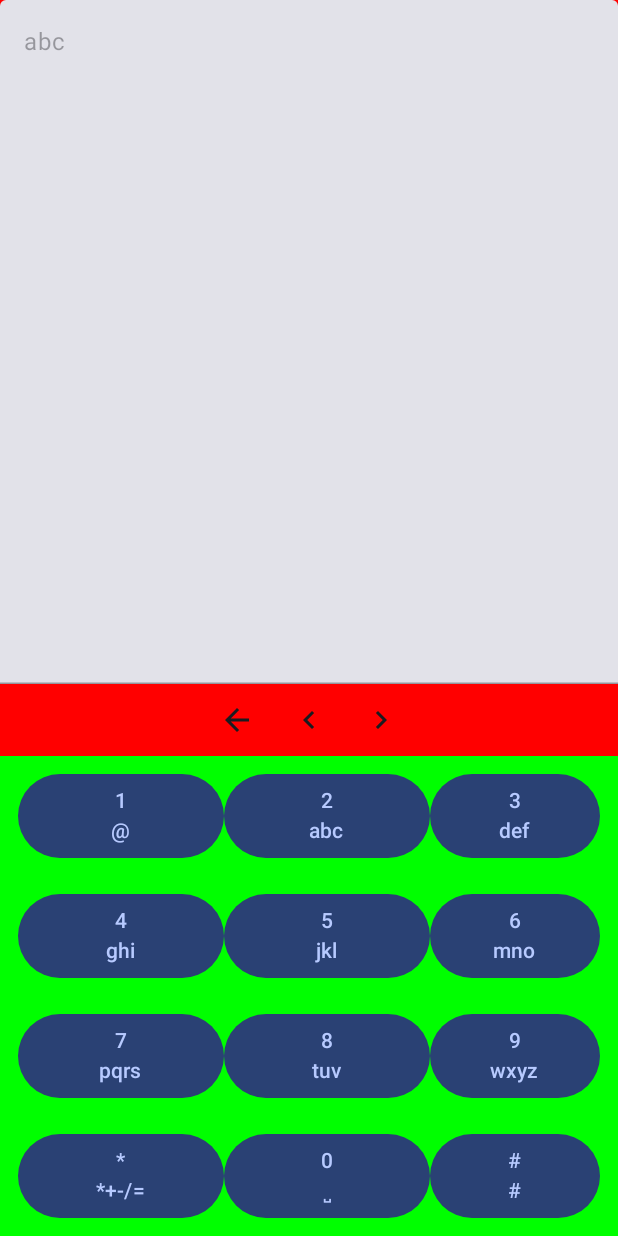
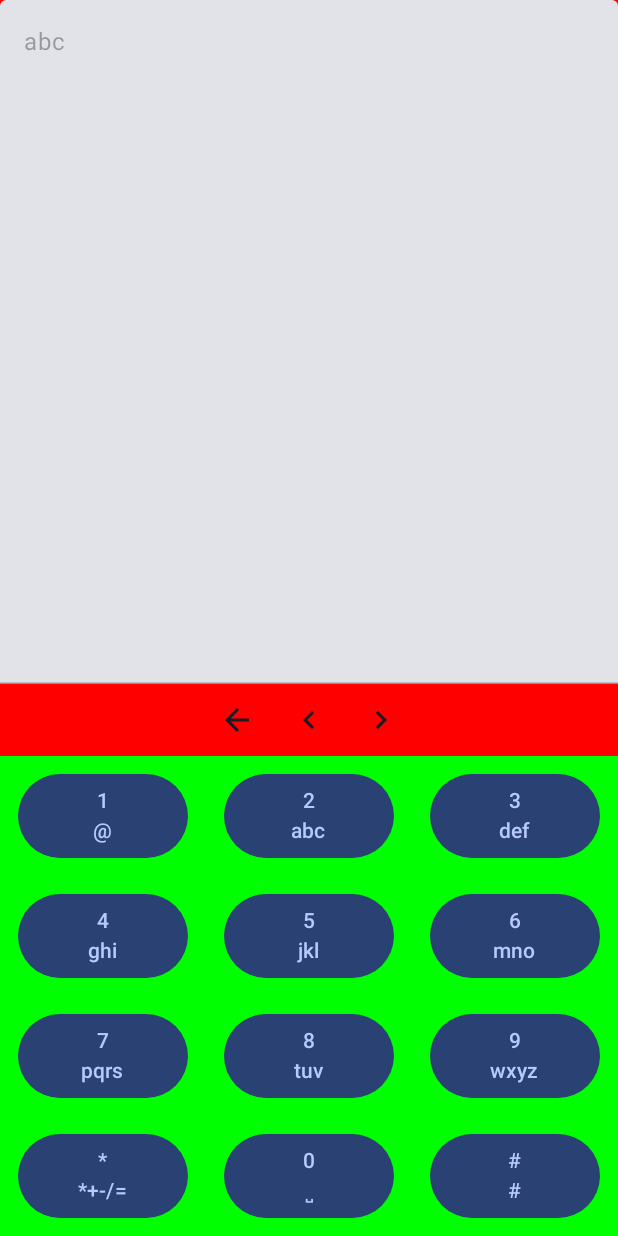
Before and after one commit to MatLeg25/RetroKeyboard, an Android app built with Jetpack Compose: the screen it shows after launch (MainActivity), on a phone screen of 412 x 824 dp. Run offline under Robolectric (Android 15) with nearby library versions, the phone set to English and light mode, and no system bars.

Commit message:
update keypad paddings

```diff
--- a/app/src/main/java/com/example/retrokeyboard/components/CustomKeyboard.kt
+++ b/app/src/main/java/com/example/retrokeyboard/components/CustomKeyboard.kt
@@ -34,6 +34,7 @@ import androidx.compose.ui.res.stringResource
 import androidx.compose.ui.text.capitalize
 import androidx.compose.ui.text.intl.Locale
 import androidx.compose.ui.unit.dp
+import androidx.compose.ui.unit.times
 import com.example.retrokeyboard.Config
 import com.example.retrokeyboard.KeyboardContract
 import com.example.retrokeyboard.R
@@ -48,7 +49,7 @@ fun CustomKeyboard(
 ) {
     val configuration = LocalConfiguration.current
     val screenWidthDp = configuration.screenWidthDp.dp
-    val keyWidthDp = screenWidthDp / 3
+    val keyWidthDp = (screenWidthDp / 3)
 
     var text by remember { mutableStateOf("") }
     var selectedChar: Char? by remember { mutableStateOf(null) }
@@ -79,7 +80,9 @@ fun CustomKeyboard(
     }
 
     Box(
-        modifier = modifier.fillMaxSize().background(Color.Red),
+        modifier = modifier
+            .fillMaxSize()
+            .background(Color.Red),
         contentAlignment = Alignment.BottomEnd
     ) {
         Column(verticalArrangement = Arrangement.SpaceBetween) {
@@ -88,8 +91,11 @@ fun CustomKeyboard(
                 onValueChange = { text = it },
                 label = { Text(label) },
                 enabled = false,
-                modifier = Modifier.fillMaxWidth().weight(1f)
+                modifier = Modifier
+                    .fillMaxWidth()
+                    .weight(1f)
             )
+            //Keyboard support buttons
             Row(
                 modifier = Modifier.fillMaxWidth(),
                 horizontalArrangement = Arrangement.Center
@@ -122,17 +128,16 @@ fun CustomKeyboard(
                     )
                 }
             }
-            Column(Modifier.fillMaxWidth()) {
+            //Keyboard rows
+            Column() {
                 keyboard.getChars().forEach { (_, key) ->
                     Row(
-                        modifier = Modifier
-                            .background(Color.Green)
-                            .padding(12.dp),
-                        horizontalArrangement = Arrangement.SpaceBetween
+                        modifier = Modifier.fillMaxWidth().background(Color.Green),
+                        horizontalArrangement = Arrangement.SpaceAround
                     ) {
                         key.forEach {
                             Key(
-                                modifier = Modifier.width(keyWidthDp),
+                                modifier = Modifier.width(keyWidthDp).padding(12.dp),
                                 symbol = keyboard.getFormattedSymbol(it),
                                 chars = keyboard.getFormattedChars(it),
                                 selectedChar = selectedChar,
```
